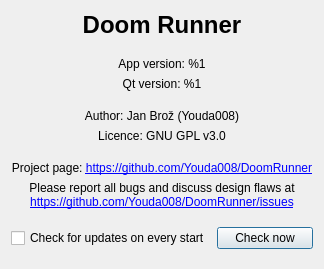
Youda008/DoomRunner, file Forms/AboutDialog.ui: the form before one commit.
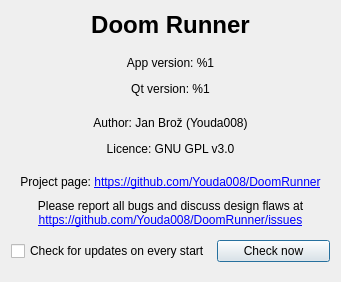
The form after the commit.

Commit message: removed unnecessary size hints for spacers

Patch:
```diff
--- a/Forms/AboutDialog.ui
+++ b/Forms/AboutDialog.ui
@@ -9,8 +9,8 @@
    <rect>
     <x>0</x>
     <y>0</y>
-    <width>324</width>
-    <height>269</height>
+    <width>341</width>
+    <height>282</height>
    </rect>
   </property>
   <property name="windowTitle">
@@ -44,12 +44,6 @@
      <property name="orientation">
       <enum>Qt::Vertical</enum>
      </property>
-     <property name="sizeHint" stdset="0">
-      <size>
-       <width>20</width>
-       <height>40</height>
-      </size>
-     </property>
     </spacer>
    </item>
    <item>
@@ -77,12 +71,6 @@
      <property name="orientation">
       <enum>Qt::Vertical</enum>
      </property>
-     <property name="sizeHint" stdset="0">
-      <size>
-       <width>20</width>
-       <height>40</height>
-      </size>
-     </property>
     </spacer>
    </item>
    <item>
@@ -110,12 +98,6 @@
      <property name="orientation">
       <enum>Qt::Vertical</enum>
      </property>
-     <property name="sizeHint" stdset="0">
-      <size>
-       <width>20</width>
-       <height>40</height>
-      </size>
-     </property>
     </spacer>
    </item>
    <item>
@@ -152,12 +134,6 @@
      <property name="orientation">
       <enum>Qt::Vertical</enum>
      </property>
-     <property name="sizeHint" stdset="0">
-      <size>
-       <width>20</width>
-       <height>40</height>
-      </size>
-     </property>
     </spacer>
    </item>
    <item>
```
The commit also changes 5 other files.
